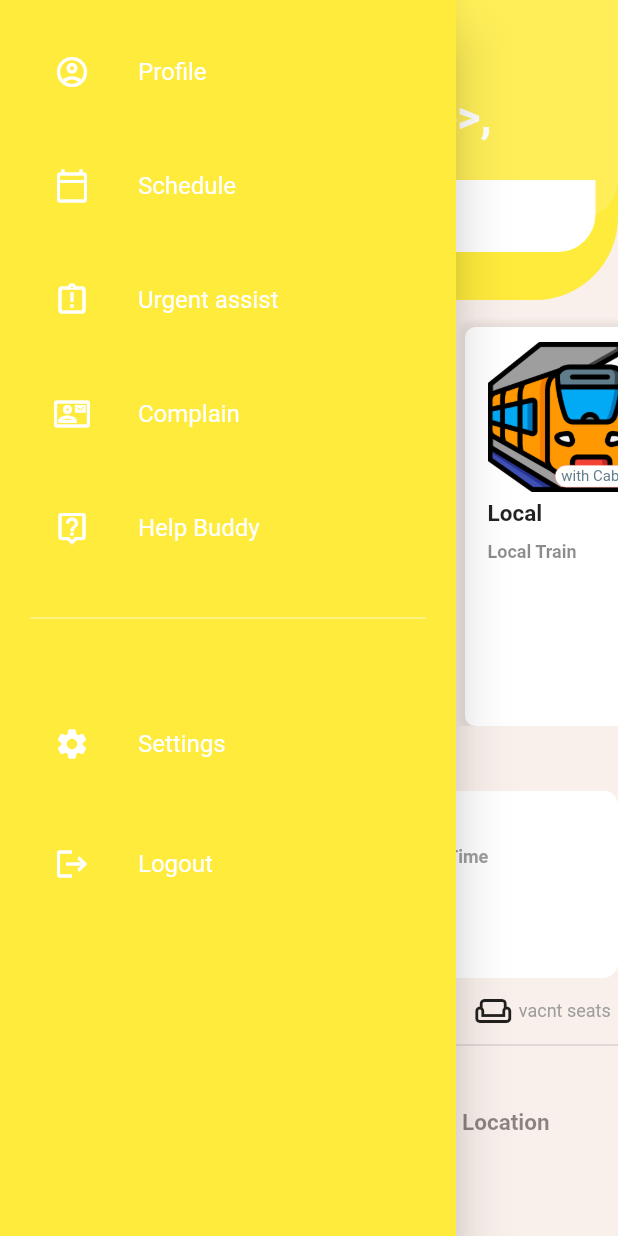
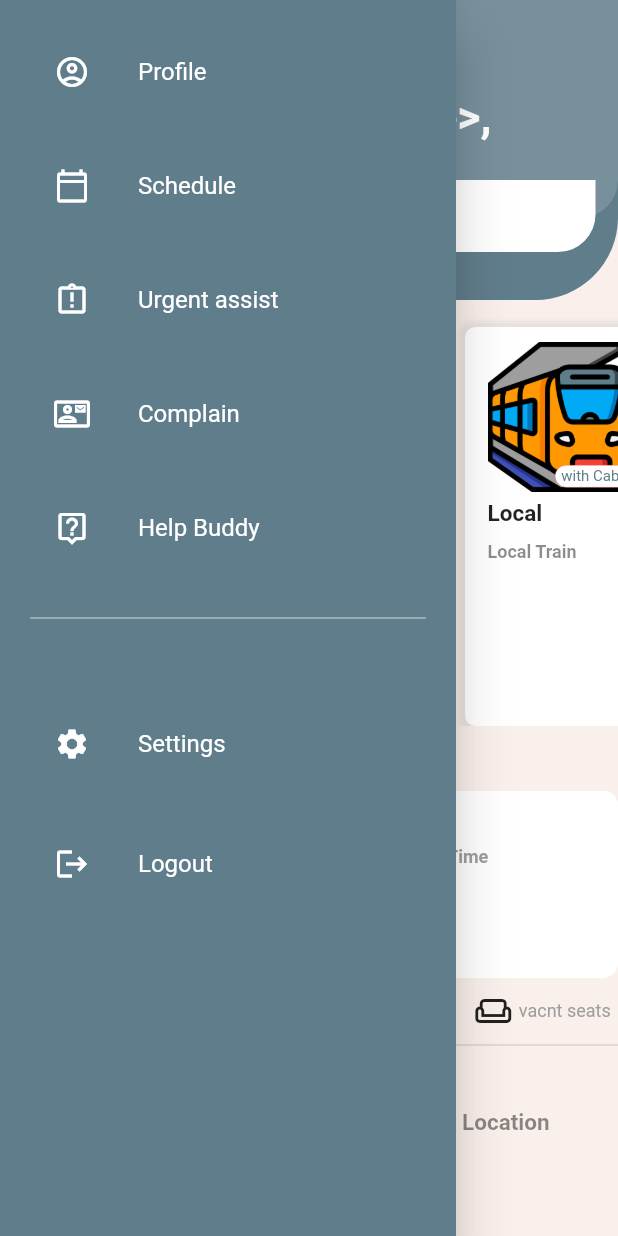
Before and after one commit to sadikRizvi31/tte_buddy, a Flutter app: the sidebar_layout screen opened directly, on a phone screen of 412 x 824 dp. Run offline on Flutter 3.47's test engine with Material 2 defaults, Android fonts, the phone set to English and light mode, and no system bars; our stand-ins replace firebase_auth, firebase_core, flutter_spinkit, fluttertoast, lottie; missing offline and left inert: flutter_responsive_screen; accounts and stored records are empty.

Commit message:
Validations and colors Changes.

```diff
--- a/lib/sidebar/SideBar.dart
+++ b/lib/sidebar/SideBar.dart
@@ -1,4 +1,5 @@
 import 'package:flutter/material.dart';
+import 'package:tte_buddy/utils/AppColor.dart';
 import 'package:tte_buddy/views/LoginPage.dart';
 import 'package:tte_buddy/views/ProfilePage.dart';
 
@@ -13,7 +14,7 @@ class _SideBarState extends State<SideBar> {
   Widget build(BuildContext context){
     return Drawer(
       child: Material(
-        color: Colors.yellow,
+        color: AppColor.primarySwatchColor,
         child: ListView(
           padding: padding,
           children: <Widget>[
--- a/lib/utils/AppColor.dart
+++ b/lib/utils/AppColor.dart
@@ -1,7 +1,7 @@
 import 'package:flutter/material.dart';
 
 class AppColor {
-  static MaterialColor primarySwatchColor = Colors.black;
+  static MaterialColor primarySwatchColor = Colors.blueGrey;
   static MaterialColor errorColor = Colors.red;
   static MaterialColor disableColor = Colors.grey;
 
--- a/lib/views/HomePage.dart
+++ b/lib/views/HomePage.dart
@@ -1,6 +1,7 @@
 import 'package:flutter/cupertino.dart';
 import 'package:flutter/material.dart';
 import 'package:tte_buddy/TrainOptions.dart';
+import 'package:tte_buddy/utils/AppColor.dart';
 
 import '../sidebar/SideBar.dart';
 class HomePage extends StatefulWidget {
@@ -33,14 +34,14 @@ class _HomePageState extends State<HomePage> with TickerProviderStateMixin {
                 height: 200.0,
                 decoration: BoxDecoration(
                   borderRadius: BorderRadius.only(bottomRight: Radius.circular(55.0)),
-                  color: Colors.yellow,
+                  color: AppColor.primarySwatchColor,
                 ),
               ),
               Container(
                 height: 145.0,
                   decoration: BoxDecoration(
                     borderRadius: BorderRadius.only(bottomRight: Radius.circular(25.0)),
-                    color: Colors.yellow[400],
+                    color: AppColor.primarySwatchColor[400],
                   ),
               ),
               IconButton(icon: Icon(Icons.menu,color: Colors.black),
@@ -118,7 +119,7 @@ class _HomePageState extends State<HomePage> with TickerProviderStateMixin {
           ),
           TabBar(
             controller: scrollTabController,
-            indicatorColor: Colors.yellow,
+            indicatorColor: AppColor.primarySwatchColor,
             indicatorSize: TabBarIndicatorSize.label,
             indicatorWeight: 4.0,
             isScrollable: true,
```
Also changed, not shown: lib/views/LoginPage.dart (+51 -14 lines).
